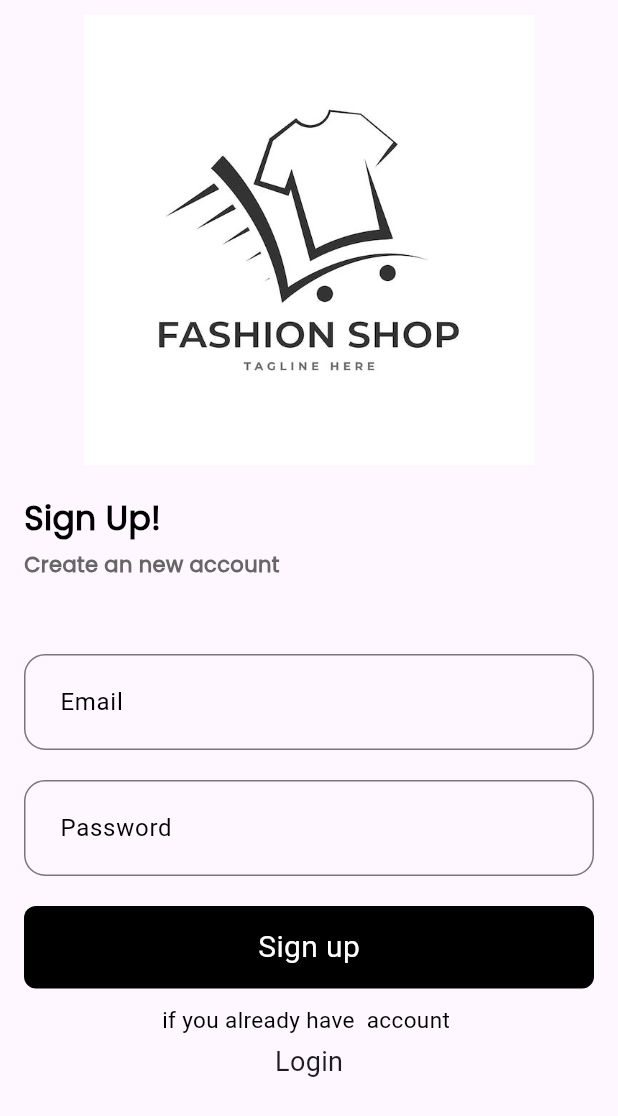
After one commit to SeifRashedd/Fashion_Market, a Flutter app: the screen it shows after launch, after a tap on "Sign up", on a phone screen of 412 x 824 dp. The commit adds this screen. Shown: the top 1116 px of the screen. Run offline on Flutter 3.47's test engine with Material 3 defaults, Android fonts, the phone set to English and light mode, and no system bars; our stand-ins replace firebase_core, gap, go_router; accounts and stored records are empty.

Commit message:
refactor the files

```diff
--- /dev/null
+++ b/lib/Features/auth/presention/views/login_view.dart
@@ -0,0 +1,14 @@
+import 'package:fashion_market/Features/auth/presention/views/widgets/login_view_body.dart';
+import 'package:flutter/material.dart';
+
+
+class LoginView extends StatelessWidget {
+  const LoginView({super.key});
+
+  @override
+  Widget build(BuildContext context) {
+    return const Scaffold(
+      body: LoginViewBody(),
+    );
+  }
+}
--- /dev/null
+++ b/lib/Features/auth/presention/views/register_view.dart
@@ -0,0 +1,13 @@
+import 'package:fashion_market/Features/auth/presention/views/widgets/register_view_body.dart';
+import 'package:flutter/material.dart';
+
+class RegisterView extends StatelessWidget {
+  const RegisterView({super.key});
+
+  @override
+  Widget build(BuildContext context) {
+    return const Scaffold(
+      body: RegisterViewBody(),
+    );
+  }
+}
--- /dev/null
+++ b/lib/Features/auth/presention/views/widgets/login_view_body.dart
@@ -0,0 +1,80 @@
+import 'package:fashion_market/Features/auth/presention/views/widgets/custom_button.dart';
+import 'package:fashion_market/Features/auth/presention/views/widgets/custom_form_text_failed.dart';
+import 'package:fashion_market/constants.dart';
+import 'package:fashion_market/core/utils/app_images.dart';
+import 'package:fashion_market/core/utils/app_styles.dart';
+import 'package:flutter/material.dart';
+import 'package:gap/gap.dart';
+import 'package:go_router/go_router.dart';
+
+class LoginViewBody extends StatelessWidget {
+  const LoginViewBody({
+    super.key,
+  });
+
+  @override
+  Widget build(BuildContext context) {
+    return Padding(
+      padding: const EdgeInsets.symmetric(horizontal: 16, vertical: 10),
+      child: ListView(
+        children: [
+          SizedBox(
+            height: 300,
+            width: 600,
+            child: AppImages.logoImage,
+          ),
+          const Gap(20),
+          Text(
+            'Welcome!',
+            style: AppStyles.styleBold18.copyWith(fontSize: 22),
+          ),
+          const Gap(5),
+          Text(
+            'please login or sign up to continue our app',
+            style: AppStyles.styleSemiBold11.copyWith(fontSize: 14),
+          ),
+          const Gap(50),
+          CustomFormTextField(
+              onChange: (data) {},
+              labelText: 'Email',
+              hintText: 'Enter youe email address'),
+          const SizedBox(
+            height: 20,
+          ),
+          CustomFormTextField(
+            obscureText: true,
+            onChange: (data) {},
+            labelText: 'Password',
+            hintText: 'Enter your password',
+          ),
+          const Gap(20),
+          CustomButton(
+            text: 'Login',
+            onTap: () {
+              GoRouter.of(context).push(kHomeView);
+            },
+          ),
+          const Gap(10),
+          const Center(
+            child: Text(
+              'Don\'t have an account ?',
+              style: TextStyle(color: Colors.black, fontSize: 15),
+            ),
+          ),
+          const Gap(5),
+          GestureDetector(
+            onTap: () {
+              GoRouter.of(context).push(kRegisterView);
+            },
+            child: const Center(
+              child: Text(
+                'Sign up',
+                style: TextStyle(fontSize: 18),
+              ),
+            ),
+          ),
+        ],
+      ),
+    );
+  }
+}
--- /dev/null
+++ b/lib/Features/auth/presention/views/widgets/register_view_body.dart
@@ -0,0 +1,80 @@
+import 'package:fashion_market/Features/auth/presention/views/widgets/custom_button.dart';
+import 'package:fashion_market/Features/auth/presention/views/widgets/custom_form_text_failed.dart';
+import 'package:fashion_market/constants.dart';
+import 'package:fashion_market/core/utils/app_images.dart';
+import 'package:fashion_market/core/utils/app_styles.dart';
+import 'package:flutter/material.dart';
+import 'package:gap/gap.dart';
+import 'package:go_router/go_router.dart';
+
+class RegisterViewBody extends StatelessWidget {
+  const RegisterViewBody({
+    super.key,
+  });
+
+  @override
+  Widget build(BuildContext context) {
+    return Padding(
+      padding: const EdgeInsets.symmetric(horizontal: 16, vertical: 10),
+      child: ListView(
+        children: [
+          SizedBox(
+            height: 300,
+            width: 600,
+            child: AppImages.logoImage,
+          ),
+          const Gap(20),
+          Text(
+            'Sign Up!',
+            style: AppStyles.styleBold18.copyWith(fontSize: 22),
+          ),
+          const Gap(5),
+          Text(
+            'Create an new account',
+            style: AppStyles.styleSemiBold11.copyWith(fontSize: 14),
+          ),
+          const Gap(50),
+          CustomFormTextField(
+              onChange: (data) {},
+              labelText: 'Email',
+              hintText: 'Enter youe email address'),
+          const SizedBox(
+            height: 20,
+          ),
+          CustomFormTextField(
+            obscureText: true,
+            onChange: (data) {},
+            labelText: 'Password',
+            hintText: 'Enter your password',
+          ),
+          const Gap(20),
+          CustomButton(
+            text: 'Sign up',
+            onTap: () {
+              GoRouter.of(context).push(kHomeView);
+            },
+          ),
+          const Gap(10),
+          const Center(
+            child: Text(
+              'if you already have  account ',
+              style: TextStyle(color: Colors.black, fontSize: 15),
+            ),
+          ),
+          const Gap(5),
+          GestureDetector(
+            onTap: () {
+              Navigator.of(context).pop();
+            },
+            child: const Center(
+              child: Text(
+                'Login',
+                style: TextStyle(fontSize: 18),
+              ),
+            ),
+          ),
+        ],
+      ),
+    );
+  }
+}
--- /dev/null
+++ b/lib/Features/splash/presentation/views/widgets/splash_view_body.dart
@@ -0,0 +1,33 @@
+import 'package:fashion_market/core/utils/app_images.dart';
+import 'package:flutter/material.dart';
+
+class SplashViewBody extends StatelessWidget {
+  const SplashViewBody({
+    super.key,
+    required Animation<Offset> animation,
+  }) : _animation = animation;
+
+  final Animation<Offset> _animation;
+
+  @override
+  Widget build(BuildContext context) {
+    return AnimatedBuilder(
+      animation: _animation,
+      builder: (context, child) {
+        return SlideTransition(
+          position: _animation,
+          child: Column(
+            mainAxisAlignment: MainAxisAlignment.center,
+            children: [
+              SizedBox(
+                height: 300,
+                width: 600,
+                child: AppImages.logoImage,
+              ),
+            ],
+          ),
+        );
+      },
+    );
+  }
+}
```
Also changed, not shown: lib/Features/auth/presention/views/widgets/login_view.dart (deleted, +0 -80 lines), lib/Features/auth/presention/views/widgets/register_view.dart (deleted, +0 -80 lines), lib/Features/splash/presentation/views/splash_view.dart (renamed from lib/Features/splash/presentation/views/widgets/splash_view.dart, +2 -19 lines), lib/core/utils/app_router.dart (+5 -4 lines), lib/Features/home/presentation/views/home_view.dart (renamed from lib/Features/home/presentation/views/widgets/home_view.dart).
